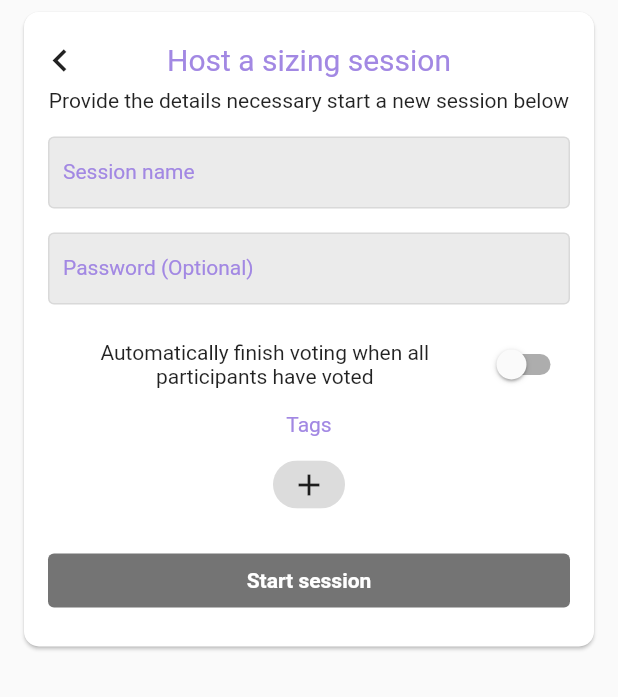
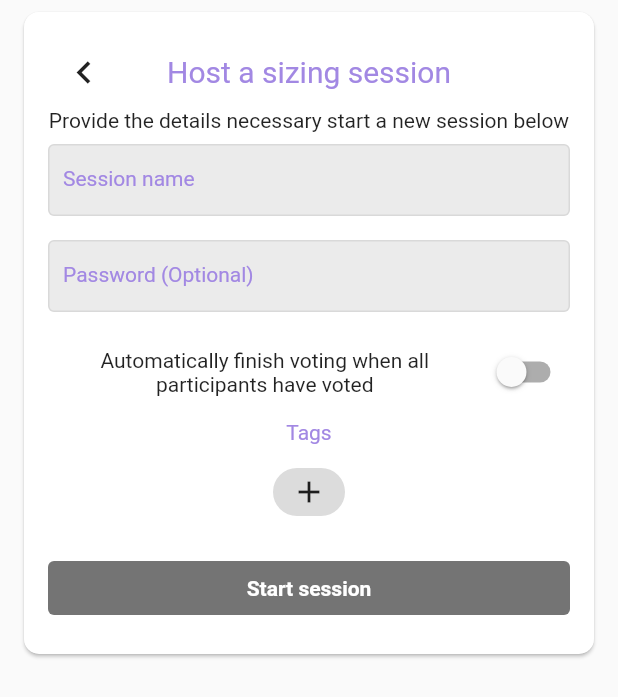
Before and after one commit to Operation-Winter/mamba-flutter, a Flutter app: the HostSetupScreen screen opened by its route, on a phone screen of 412 x 824 dp. Shown: the top 697 px of the screen. Run offline on Flutter 3.47's test engine with Material 2 defaults, Android fonts, the phone set to English and light mode, and no system bars; our stand-ins replace bloc, flutter_bloc, flutter_spinkit, universal_io.

Commit message:
Fix padding across screens

```diff
--- a/lib/bloc/host/host_landing_session_state.dart
+++ b/lib/bloc/host/host_landing_session_state.dart
@@ -24,3 +24,5 @@ class HostLandingSessionError extends HostLandingSessionState {}
 class HostLandingSessionInvalidCommand extends HostLandingSessionState {}
 
 class HostLandingSessionPreviousTickets extends HostLandingSessionState {}
+
+// TODO: Add session ended state
--- a/lib/screens/host/host_setup_screen.dart
+++ b/lib/screens/host/host_setup_screen.dart
@@ -99,6 +99,8 @@ class _HostSetupScreenState extends State<HostSetupScreen> {
                 borderRadius: BorderRadius.circular(10),
               ),
               margin: const EdgeInsets.fromLTRB(16, 8, 16, 0),
+              child: Padding(
+                padding: const EdgeInsets.all(16),
                 child: Column(
                   mainAxisAlignment: MainAxisAlignment.center,
                   children: [
@@ -109,7 +111,6 @@ class _HostSetupScreenState extends State<HostSetupScreen> {
                             Navigator.pop(context);
                           },
                           iconSize: 30,
-                        padding: const EdgeInsets.only(top: 16),
                           icon: const Icon(Icons.chevron_left),
                         ),
                         const Expanded(
@@ -160,6 +161,7 @@ class _HostSetupScreenState extends State<HostSetupScreen> {
                   ],
                 ),
               ),
+            ),
           ],
         ),
       ),
--- a/lib/screens/participant/participant_setup_screen.dart
+++ b/lib/screens/participant/participant_setup_screen.dart
@@ -52,6 +52,8 @@ class _ParticipantSetupScreenState extends State<ParticipantSetupScreen> {
                 borderRadius: BorderRadius.circular(10),
               ),
               margin: const EdgeInsets.fromLTRB(16, 8, 16, 0),
+              child: Padding(
+                padding: const EdgeInsets.all(16),
                 child: Column(
                   crossAxisAlignment: CrossAxisAlignment.center,
                   children: [
@@ -62,7 +64,6 @@ class _ParticipantSetupScreenState extends State<ParticipantSetupScreen> {
                             Navigator.pop(context);
                           },
                           iconSize: 30,
-                        padding: const EdgeInsets.only(top: 16),
                           icon: const Icon(Icons.chevron_left),
                         ),
                         const Expanded(
@@ -104,6 +105,7 @@ class _ParticipantSetupScreenState extends State<ParticipantSetupScreen> {
                   ],
                 ),
               ),
+            ),
           ],
         ),
       ),
--- a/lib/widgets/buttons/rounded_button.dart
+++ b/lib/widgets/buttons/rounded_button.dart
@@ -16,7 +16,7 @@ class RoundedButton extends StatelessWidget {
   @override
   Widget build(BuildContext context) {
     return Padding(
-      padding: const EdgeInsets.fromLTRB(16, 8, 16, 20),
+      padding: const EdgeInsets.only(top: 8, bottom: 4),
       child: TextButton(
         onPressed: onPressed,
         child: Text(
--- a/lib/widgets/inputs/styled_switch.dart
+++ b/lib/widgets/inputs/styled_switch.dart
@@ -1,5 +1,7 @@
+import 'package:flutter/cupertino.dart';
 import 'package:flutter/material.dart';
 import 'package:mamba/ui_constants.dart';
+import 'package:universal_io/io.dart';
 
 class StyledSwitch extends StatefulWidget {
   final String text;
@@ -37,7 +39,6 @@ class _StyledSwitchState extends State<StyledSwitch> {
   Widget build(BuildContext context) {
     return Padding(
       padding: const EdgeInsets.symmetric(
-        horizontal: 16,
         vertical: 8,
       ),
       child: Row(
@@ -50,13 +51,25 @@ class _StyledSwitchState extends State<StyledSwitch> {
               textAlign: TextAlign.center,
             ),
           ),
-          Switch(
-            value: value,
-            onChanged: onChange,
-            activeColor: primaryColor,
-          ),
+          _platformSwitch(),
         ],
       ),
     );
   }
+
+  Widget _platformSwitch() {
+    if (Platform.isIOS) {
+      return CupertinoSwitch(
+        value: value,
+        onChanged: onChange,
+        activeColor: primaryColor,
+      );
+    } else {
+      return Switch(
+        value: value,
+        onChanged: onChange,
+        activeColor: primaryColor,
+      );
+    }
+  }
 }
--- a/lib/widgets/inputs/styled_text_field.dart
+++ b/lib/widgets/inputs/styled_text_field.dart
@@ -42,7 +42,6 @@ class _StyledTextFieldState extends State<StyledTextField> {
     return Padding(
       padding: widget.padding ??
           const EdgeInsets.symmetric(
-            horizontal: 16,
             vertical: 8,
           ),
       child: TextFormField(
--- a/lib/widgets/text/description_text.dart
+++ b/lib/widgets/text/description_text.dart
@@ -11,13 +11,10 @@ class DescriptionText extends StatelessWidget {
 
   @override
   Widget build(BuildContext context) {
-    return Padding(
-      padding: const EdgeInsets.fromLTRB(16, 3, 16, 8),
-      child: Text(
-        text,
-        style: descriptionTextStyle,
-        textAlign: TextAlign.center,
-      ),
+    return Text(
+      text,
+      style: descriptionTextStyle,
+      textAlign: TextAlign.center,
     );
   }
 }
--- a/lib/widgets/text/title_text.dart
+++ b/lib/widgets/text/title_text.dart
@@ -11,13 +11,10 @@ class TitleText extends StatelessWidget {
 
   @override
   Widget build(BuildContext context) {
-    return Padding(
-      padding: const EdgeInsets.fromLTRB(16, 16, 16, 0),
-      child: Text(
-        text,
-        style: titleTextStyle,
-        textAlign: textAlign,
-      ),
+    return Text(
+      text,
+      style: titleTextStyle,
+      textAlign: textAlign,
     );
   }
 }
```
Also changed, not shown: lib/bloc/host/host_landing_session_bloc.dart (+27 -6 lines), lib/screens/host/host_landing_screen.dart (+42 -2 lines), lib/screens/spectator/spectator_setup_screen.dart (+5 -2 lines), lib/widgets/buttons/styled_icon_button.dart (added, +36 -0 lines), lib/widgets/cards/planning_session_name_card.dart (+69 -5 lines), lib/widgets/cards/planning_session_participants_card.dart (+9 -5 lines), lib/widgets/info/icon_info.dart (added, +43 -0 lines), lib/widgets/states/host/planning_host_none_state.dart (+9 -0 lines). Lines whose indentation alone changed are shown as unchanged.
